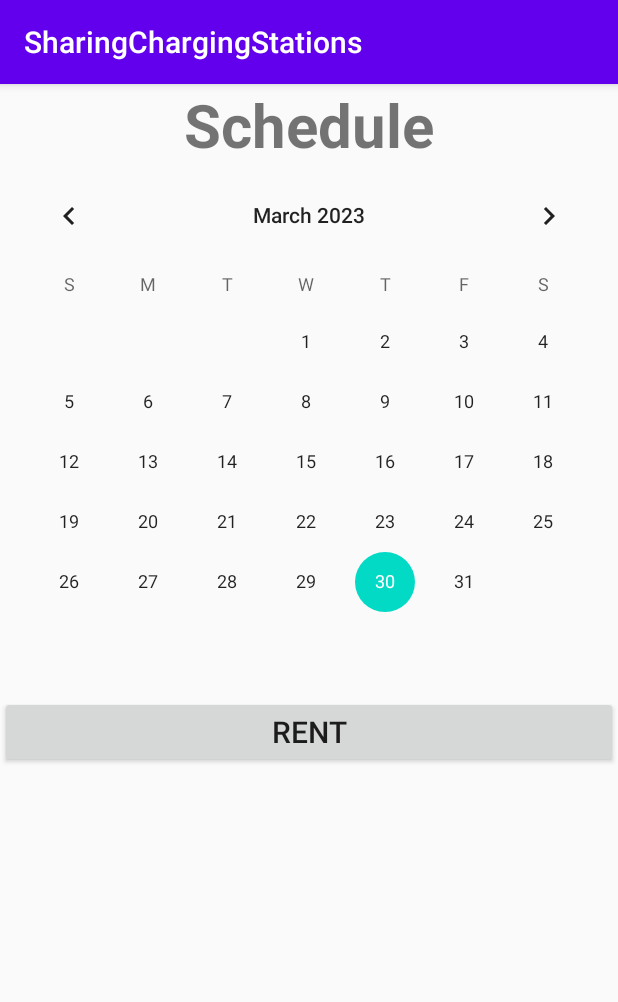
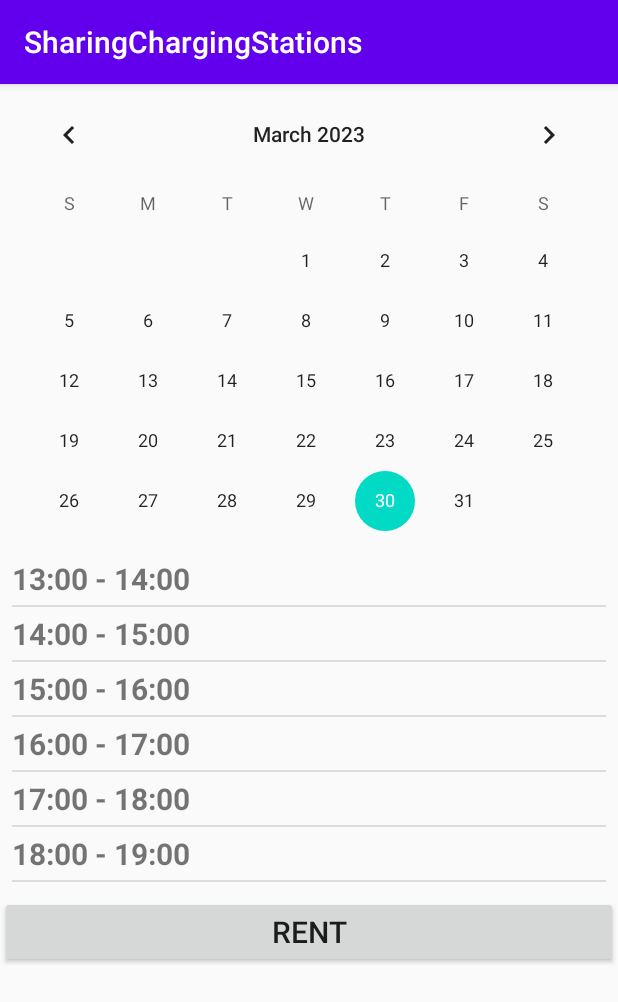
Before and after one commit to sagi565/SharingChargingStations, an Android app: the StationDetailsActivity screen opened directly, with no data from a screen before it, after a tap on "RENT", on a phone screen of 412 x 824 dp. Shown: the top 1002 px of the screen. Run offline under Robolectric (Android 15) with nearby library versions, the phone set to English and light mode, and no system bars; 1 statement that could not run was skipped.

Commit message:
update 7- יש בעיה, זה מזהה את התאריך בשנת 123. ואני לא מבין למה

```diff
--- a/app/src/main/java/com/example/sharingchargingstations/Model/Rental.java
+++ b/app/src/main/java/com/example/sharingchargingstations/Model/Rental.java
@@ -67,11 +67,11 @@ public class Rental {
     }
 
     public String getTime(){
-        Calendar calendarStart = GregorianCalendar.getInstance();
+        Calendar calendarStart = Calendar.getInstance();
         calendarStart.setTime(startDate);
         double startHour = calendarStart.get(Calendar.HOUR_OF_DAY);
 
-        Calendar calendarEnd = GregorianCalendar.getInstance();
+        Calendar calendarEnd = Calendar.getInstance();
         calendarEnd.setTime(endDate);
         double endHour = calendarEnd.get(Calendar.HOUR_OF_DAY);
 
--- a/app/src/main/java/com/example/sharingchargingstations/ScheduleActivity.java
+++ b/app/src/main/java/com/example/sharingchargingstations/ScheduleActivity.java
@@ -10,8 +10,6 @@ import android.view.View;
 import android.view.ViewGroup;
 import android.widget.ArrayAdapter;
 import android.widget.CalendarView;
-import android.widget.DatePicker;
-import android.widget.EditText;
 import android.widget.ListView;
 import android.widget.TextView;
 import android.widget.Toast;
@@ -19,7 +17,6 @@ import android.widget.Toast;
 import com.example.sharingchargingstations.Model.ChargingStation;
 import com.example.sharingchargingstations.Model.Model;
 import com.example.sharingchargingstations.Model.Rental;
-import com.example.sharingchargingstations.Model.User;
 
 import java.util.ArrayList;
 import java.util.Date;
@@ -30,7 +27,7 @@ public class ScheduleActivity extends AppCompatActivity {
     private ArrayList<String> hours = new ArrayList<>();
     private Model model = Model.getInstance();
     private ListView lvHours;
-    private ArrayAdapter<String> hoursArrayAdapter;
+    private ArrayAdapter hoursArrayAdapter;
     private ChargingStation chargingStation;
     private int pos;
 
@@ -40,10 +37,12 @@ public class ScheduleActivity extends AppCompatActivity {
 
         pos = getIntent().getIntExtra("pos", -1);
         chargingStation = model.getChargingStations().get(pos);
+
         simpleCalendarView = findViewById(R.id.cvDate);
         long selectedDate = simpleCalendarView.getDate();
         simpleCalendarView.setDate(new Date().getTime());
         simpleCalendarView.setFirstDayOfWeek(1);
+
 
         lvHours = findViewById(R.id.lvHours);
         chargingStation = Model.getInstance().getChargingStations().get(pos);
@@ -51,6 +50,8 @@ public class ScheduleActivity extends AppCompatActivity {
             @Override
             public void onSelectedDayChange(CalendarView view, int year, int month, int dayOfMonth) {
                 setHoursList(year,month, dayOfMonth);
+                lvHours.setAdapter(hoursArrayAdapter);
+
             }
         });
         hoursArrayAdapter = new ArrayAdapter<String>(this, R.layout.item_hour, hours) {
@@ -60,11 +61,13 @@ public class ScheduleActivity extends AppCompatActivity {
                 View view = getLayoutInflater().inflate(R.layout.item_hour, null);
                 TextView tvHour = view.findViewById(R.id.tvHour);
                 tvHour.setText(hours.get(position));
-                if (hours.get(position).length() > 8) tvHour.setBackgroundColor(Color.CYAN);
+                if (hours.get(position).contains("Occupied")) tvHour.setBackgroundColor(Color.rgb(240,128,128));
                 return view;
             }
         };
         lvHours.setAdapter(hoursArrayAdapter);
+        Date date = new Date();
+        setHoursList(date.getYear(), date.getMonth(), date.getDate());
 
     }
 
@@ -76,7 +79,8 @@ public class ScheduleActivity extends AppCompatActivity {
             rental = model.getRentals().stream()
                     .filter(new Predicate<Rental>() {
                         @Override
-                        public boolean test(Rental r) {//todo: need to check station key
+                        public boolean test(Rental r) {
+
                             return r.getStartDate().getYear() == year &&
                                     r.getStartDate().getMonth() == month &&
                                     r.getStartDate().getDate() == day &&
@@ -86,11 +90,12 @@ public class ScheduleActivity extends AppCompatActivity {
                     })
                     .findAny()
                     .orElse(null);
-            String tmp = rental == null ? "" : " Ocupaied";
-            hours.add(i + " - " + (i+1));
+            String tmp = rental == null ? "" : "                   Occupied";
+            Toast.makeText(getApplicationContext(),"year: " + year + ", month: " + month + ", day: " + day,Toast.LENGTH_SHORT).show();
+
+            hours.add(i + ":00 - " + (i+1) + ":00" + tmp);
         }
         hoursArrayAdapter.notifyDataSetChanged();
-        Toast.makeText(this, "list count " + hours.size(), Toast.LENGTH_SHORT).show();
     }
 
 }
--- a/app/src/main/res/layout/activity_schedule.xml
+++ b/app/src/main/res/layout/activity_schedule.xml
@@ -10,29 +10,22 @@
         android:layout_width="match_parent"
         android:layout_height="match_parent"
         android:orientation="vertical">
-        <TextView
-            android:id="@+id/tvSchedule"
-            android:layout_width="match_parent"
-            android:layout_height="wrap_content"
-            android:layout_weight="0"
-            android:gravity="center"
-            android:text="Schedule"
-            android:textSize="40sp"
-            android:textStyle="bold" />
+
 
         <CalendarView
             android:id="@+id/cvDate"
             android:layout_width="match_parent"
-            android:layout_height="wrap_content"
+            android:layout_height="304dp"
             android:layout_gravity="center" />
 
         <ListView
             android:id="@+id/lvHours"
             android:layout_width="match_parent"
-            android:layout_height="wrap_content"
+            android:layout_height="221dp"
+            android:layout_margin="8dp"
             android:filterTouchesWhenObscured="true"
-            tools:listitem="@layout/item_hour"
-            android:layout_margin="8dp"/>
+            tools:listitem="@layout/item_hour" />
+
         <Button
             android:id="@+id/btnRent"
             android:layout_width="match_parent"
--- a/app/src/main/res/layout/item_hour.xml
+++ b/app/src/main/res/layout/item_hour.xml
@@ -12,7 +12,8 @@
         android:text="13:00 - 14:00"
         android:textStyle="bold"
         android:gravity="left"
-        android:layout_marginBottom="8dp">
+        android:layout_marginBottom="4dp"
+        android:layout_marginTop="4dp">
     </TextView>
 
 </LinearLayout>
```
Also changed, not shown: app/src/main/java/com/example/sharingchargingstations/Model/Model.java (+8 -1 lines).
